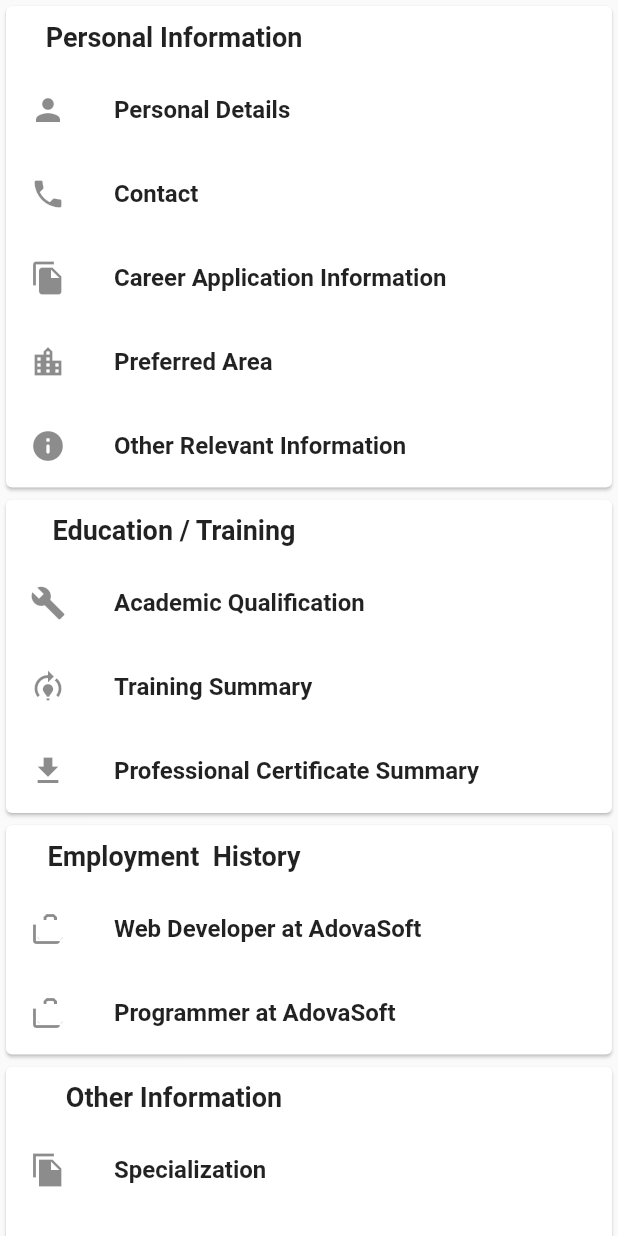
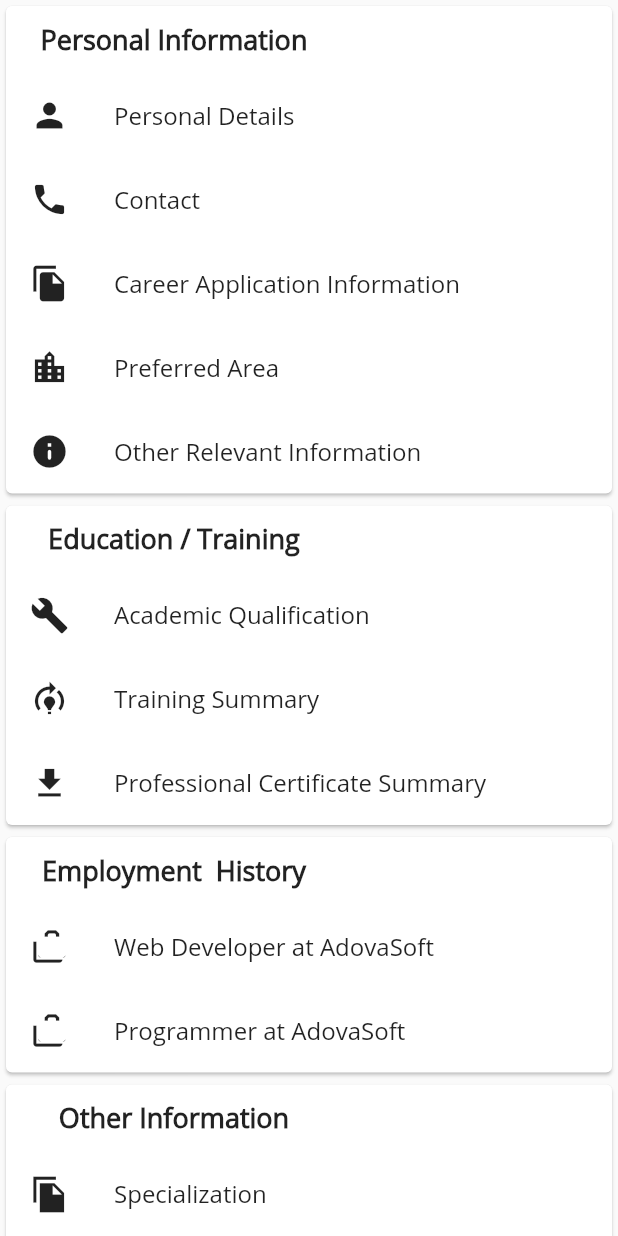
Before and after one commit to sajibAdhi/information_app_batch21, a Flutter app: the screen it shows after launch, on a phone screen of 412 x 824 dp. Run offline on Flutter 3.47's test engine with Material 2 defaults, Android fonts, the phone set to English and light mode, and no system bars.

Commit message:
OpenSans font added

```diff
--- a/lib/main.dart
+++ b/lib/main.dart
@@ -10,6 +10,9 @@ class MyApp extends StatelessWidget {
   @override
   Widget build(BuildContext context) {
     return MaterialApp(
+      theme: ThemeData(
+        fontFamily: "OpenSans"
+      ),
       debugShowCheckedModeBanner: false,
       home: InfoPage(),
     );
@@ -117,12 +120,16 @@ class CustomField extends StatelessWidget {
   @override
   Widget build(BuildContext context) {
     return ListTile(
-      leading: Icon(icon),
+      leading: Icon(
+        icon,
+        size: 26,
+        color: Colors.black87,
+      ),
       title: Text(
         text,
         style: TextStyle(
           fontSize: 16,
-          fontWeight: FontWeight.bold,
+          fontWeight: FontWeight.normal,
         ),),
     );
   }
```
Also changed, not shown: pubspec.yaml (+6 -37 lines).
